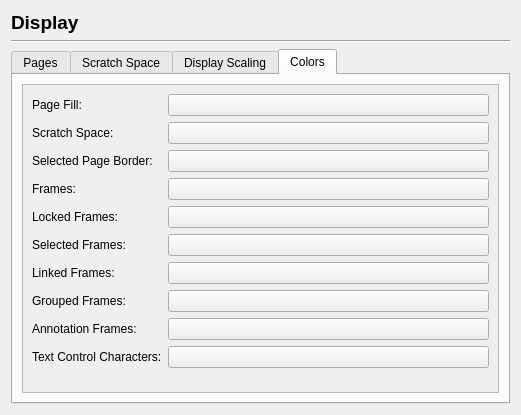
nitramr/scribus-indigo, file scribus/ui/prefs_displaybase.ui: the form before one commit.
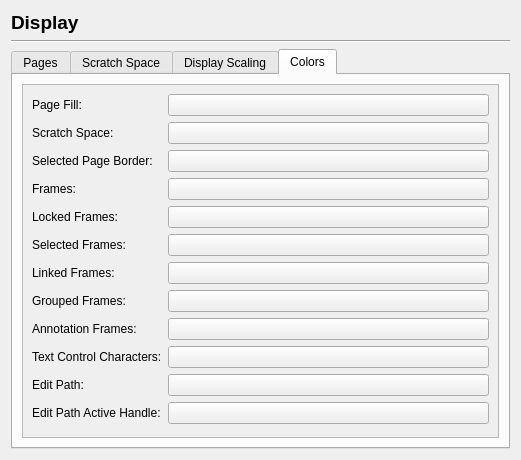
The form after the commit. The open tabs and pages were chosen to show the change. Custom widgets are drawn as their Qt base class.

Commit message: Path Edit Color in prefs

```diff
--- a/scribus/ui/prefs_displaybase.ui
+++ b/scribus/ui/prefs_displaybase.ui
@@ -7,7 +7,7 @@
     <x>0</x>
     <y>0</y>
     <width>521</width>
-    <height>415</height>
+    <height>460</height>
    </rect>
   </property>
   <property name="windowTitle">
@@ -368,8 +368,8 @@
            <rect>
             <x>0</x>
             <y>0</y>
-            <width>212</width>
-            <height>292</height>
+            <width>479</width>
+            <height>357</height>
            </rect>
           </property>
           <layout class="QFormLayout" name="formLayout_2">
@@ -499,6 +499,23 @@
              </property>
             </widget>
            </item>
+           <item row="9" column="1">
+            <widget class="QPushButton" name="textControlCharsButton">
+             <property name="text">
+              <string/>
+             </property>
+            </widget>
+           </item>
+           <item row="10" column="0">
+            <widget class="QLabel" name="label_3">
+             <property name="enabled">
+              <bool>true</bool>
+             </property>
+             <property name="text">
+              <string>Edit Path:</string>
+             </property>
+            </widget>
+           </item>
            <item row="9" column="0">
             <widget class="QLabel" name="label_32">
              <property name="text">
@@ -506,8 +523,22 @@
              </property>
             </widget>
            </item>
-           <item row="9" column="1">
-            <widget class="QPushButton" name="textControlCharsButton">
+           <item row="11" column="0">
+            <widget class="QLabel" name="label_9">
+             <property name="text">
+              <string>Edit Path Active Handle:</string>
+             </property>
+            </widget>
+           </item>
+           <item row="10" column="1">
+            <widget class="QPushButton" name="pathEditColorButton">
+             <property name="text">
+              <string/>
+             </property>
+            </widget>
+           </item>
+           <item row="11" column="1">
+            <widget class="QPushButton" name="pathEditHandleColorButton">
              <property name="text">
               <string/>
              </property>
```
Left out of the diff: 2 changed lines with no effect on the pictures. The commit also changes 14 other files.
